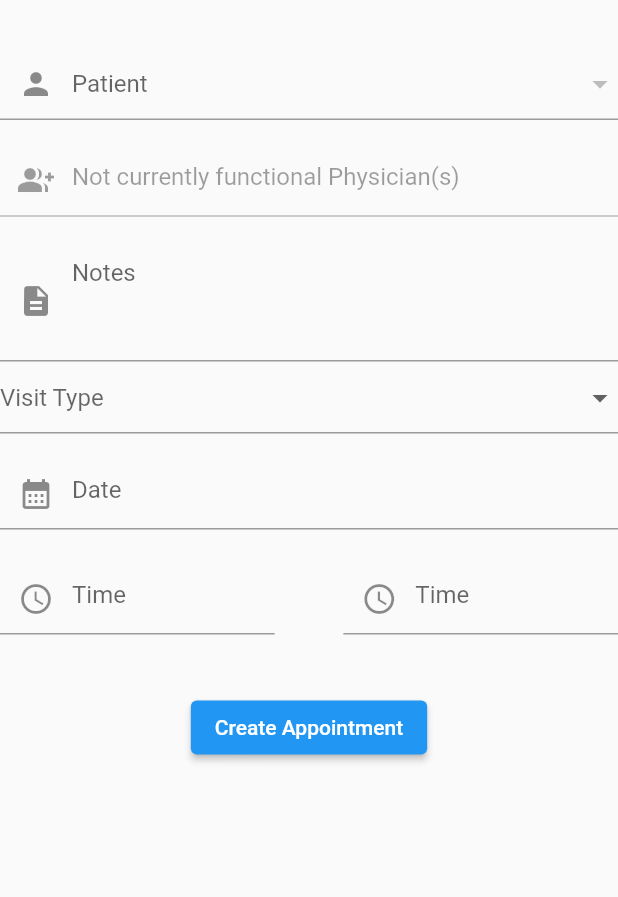
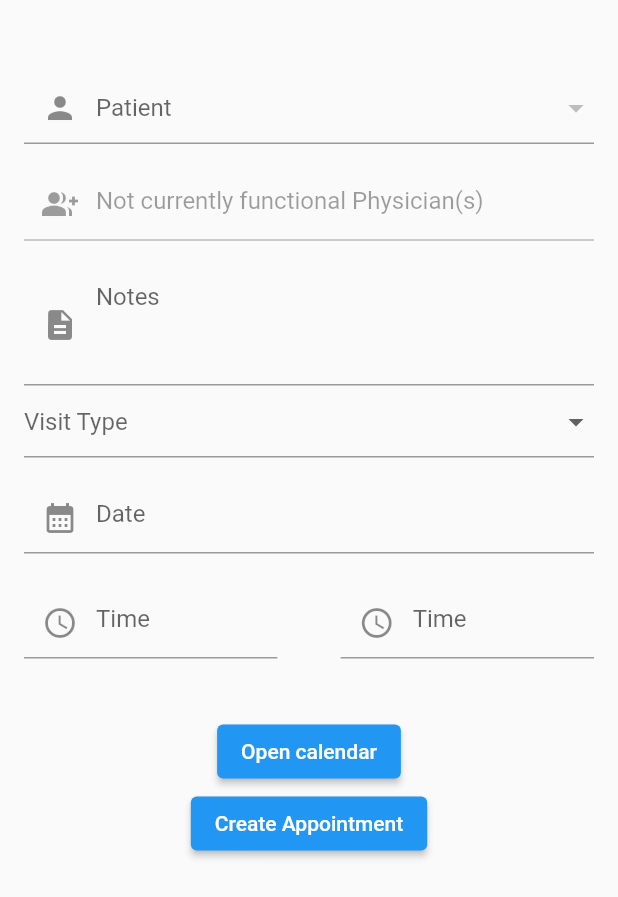
Before and after one commit to PalliNet/JID-2358-PalliNet, a Flutter app: the AppointmentContent widget shown alone on an empty page, opened directly, on a phone screen of 412 x 824 dp. Shown: the top 897 px of the screen. Run offline on Flutter 3.47's test engine with Material 2 defaults, Android fonts, the phone set to English and light mode, and no system bars; drawn by our look-alikes of sliding_up_panel; our stand-ins replace cloud_firestore, firebase_auth, firebase_core, flutter_datetime_picker, shared_preferences, table_calendar; missing offline and left inert: age_calculator; accounts and stored records are empty.

Commit message:
Add scheduler to CreateAppointment

```diff
--- a/lib/components/scheduler.dart
+++ b/lib/components/scheduler.dart
@@ -3,14 +3,14 @@ import 'package:intl/intl.dart';
 import 'package:sliding_up_panel/sliding_up_panel.dart';
 
 class Scheduler extends StatefulWidget {
-  const Scheduler({super.key});
+  final PanelController pc;
+  const Scheduler({super.key, required this.pc});
 
   @override
   State<Scheduler> createState() => _SchedulerState();
 }
 
 class _SchedulerState extends State<Scheduler> {
-  // const Scheduler({required this.appointments, super.key});
   @override
   Widget build(BuildContext context) {
     DateTime sunday = mostRecentSunday(DateTime.now());
@@ -20,20 +20,18 @@ class _SchedulerState extends State<Scheduler> {
 
     double screenheight = MediaQuery.of(context).size.height;
 
-    PanelController pc = PanelController();
+    // PanelController pc = PanelController();
 
-    return Scaffold(
-        appBar: AppBar(
-          title: const Text("Temporary"),
-        ),
-        body: SlidingUpPanel(
-            isDraggable: true,
-            maxHeight: .8 * screenheight,
-            controller: pc,
+    return SlidingUpPanel(
+      isDraggable: false,
+      minHeight: 0,
+      maxHeight: screenheight * 0.85,
+      controller: widget.pc,
       panelBuilder: (ScrollController sc) {
         return Column(children: [
           _ControlBar(
             dateNotifier: dateNotifier,
+            closeCallback: () => widget.pc.close(),
           ),
           Flexible(
               child: SingleChildScrollView(
@@ -52,10 +50,8 @@ class _SchedulerState extends State<Scheduler> {
                     itemBuilder: (BuildContext context, int index) {
                       if (index % 8 == 0) {
                         DateTime open = DateTime(2001, 12, 17, 9);
-                              DateTime time =
-                                  open.add(Duration(hours: index ~/ 8));
-                              String formattedTime =
-                                  DateFormat.Hm().format(time);
+                        DateTime time = open.add(Duration(hours: index ~/ 8));
+                        String formattedTime = DateFormat.Hm().format(time);
 
                         return Container(
                             decoration: BoxDecoration(
@@ -96,16 +92,15 @@ class _SchedulerState extends State<Scheduler> {
                   )))
         ]);
       },
-            body: const Center(
-              child: Text("Temp"),
-            )));
+    );
   }
 }
 
 class _ControlBar extends StatelessWidget {
-  const _ControlBar({required this.dateNotifier});
+  final closeCallback;
+  final ValueNotifier<DateTime> dateNotifier;
 
-  final ValueNotifier<DateTime> dateNotifier;
+  const _ControlBar({required this.dateNotifier, required this.closeCallback});
 
   @override
   Widget build(BuildContext context) {
@@ -158,7 +153,14 @@ class _ControlBar extends StatelessWidget {
                           }
                         },
                         icon: const Icon(Icons.arrow_right))),
-              ], // https://stackoverflow.com/questions/72931476/splash-animation-on-icon-button-is-always-behind-the-stack
+                Material(
+                    color: Colors.transparent,
+                    borderRadius: const BorderRadius.all(Radius.circular(10.0)),
+                    child: IconButton(
+                        disabledColor: Colors.grey,
+                        onPressed: () => {closeCallback()},
+                        icon: const Icon(Icons.cancel))),
+              ],
             ),
             Center(
               child: SizedBox(
--- a/lib/main.dart
+++ b/lib/main.dart
@@ -76,7 +76,7 @@ class PalliNet extends StatelessWidget {
           '/symptoms': (context) => const SymptomsView(),
           '/physician/profile': (context) => const PhysicianProfile(),
           '/forgotsuccess': (context) => const ForgotSuccess(),
-          '/temp': (context) => const Scheduler(),
+          // '/temp': (context) => const Scheduler(),
         },
         onUnknownRoute: (settings) =>
             MaterialPageRoute(builder: (context) => const HomePage()));
--- a/lib/views/physician/create_appointment.dart
+++ b/lib/views/physician/create_appointment.dart
@@ -1,10 +1,12 @@
 import 'package:flutter/material.dart';
 import 'package:flutter_datetime_picker/flutter_datetime_picker.dart';
 import 'package:intl/intl.dart';
+import 'package:pallinet/components/scheduler.dart';
 import 'package:pallinet/constants.dart';
 import 'package:pallinet/firestore/firestore.dart';
 import 'package:pallinet/models/patient_model.dart';
 import 'package:pallinet/utils.dart';
+import 'package:sliding_up_panel/sliding_up_panel.dart';
 
 class CreateAppointment extends StatelessWidget {
   const CreateAppointment({super.key});
@@ -14,10 +16,7 @@ class CreateAppointment extends StatelessWidget {
     return Scaffold(
         appBar: AppBar(title: const Text('Create Appointment')),
         body: const Center(
-            child: SingleChildScrollView(
-                child: Padding(
-                    padding: EdgeInsets.all(16.0),
-                    child: AppointmentContent()))));
+            child: SingleChildScrollView(child: AppointmentContent())));
   }
 }
 
@@ -46,6 +45,8 @@ class AppointmentContentState extends State<AppointmentContent> {
   final TextEditingController _timeStartController = TextEditingController();
   final TextEditingController _timeEndController = TextEditingController();
 
+  PanelController pc = PanelController();
+
   @override
   Widget build(BuildContext context) {
     return FutureBuilder<Map<String, dynamic>>(
@@ -57,7 +58,10 @@ class AppointmentContentState extends State<AppointmentContent> {
         List<Map> physicianAppointments = snapshot.data == null
             ? []
             : snapshot.data?["appointmentTimes"] as List<Map>;
-        return Container(
+        return Stack(children: [
+          Padding(
+            padding: const EdgeInsets.all(16.0),
+            child: Container(
               constraints: const BoxConstraints(maxWidth: 1000),
               child: Form(
                 key: _formKey,
@@ -148,7 +152,8 @@ class AppointmentContentState extends State<AppointmentContent> {
                               controller: _timeStartController,
                               readOnly: true,
                               onTap: () => DatePicker.showTime12hPicker(context,
-                                  showTitleActions: true, onChanged: (time) {
+                                      showTitleActions: true,
+                                      onChanged: (time) {
                                     appointmentStart = time;
                                   }, onConfirm: (time) {
                                     _timeStartController.text =
@@ -175,7 +180,8 @@ class AppointmentContentState extends State<AppointmentContent> {
                               controller: _timeEndController,
                               readOnly: true,
                               onTap: () => DatePicker.showTime12hPicker(context,
-                                  showTitleActions: true, onChanged: (time) {
+                                      showTitleActions: true,
+                                      onChanged: (time) {
                                     appointmentEnd = time;
                                   }, onConfirm: (time) {
                                     _timeEndController.text =
@@ -192,9 +198,14 @@ class AppointmentContentState extends State<AppointmentContent> {
                     gap(),
                     ElevatedButton(
                         onPressed: () {
+                          pc.open();
+                        },
+                        child: const Text("Open calendar")),
+                    ElevatedButton(
+                        onPressed: () {
                           _formKey.currentState?.save();
-                      DateTime scheduledTimeStart =
-                          combinedDateTime(appointmentDate, appointmentStart);
+                          DateTime scheduledTimeStart = combinedDateTime(
+                              appointmentDate, appointmentStart);
 
                           DateTime scheduledTimeEnd =
                               combinedDateTime(appointmentDate, appointmentEnd);
@@ -219,7 +230,12 @@ class AppointmentContentState extends State<AppointmentContent> {
                   ],
                 ),
               ),
-        );
+            ),
+          ),
+          Scheduler(
+            pc: pc,
+          )
+        ]);
       }),
     );
   }
```
Also changed, not shown: lib/views/physician/physician_login.dart (+33 -24 lines). Lines whose indentation alone changed are shown as unchanged.
